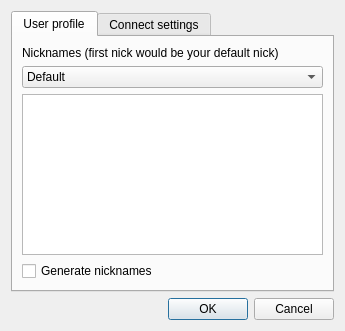
0xd34df00d/leechcraft, file src/plugins/azoth/plugins/acetamide/ircaccountconfigurationdialog.ui: the form before one commit.
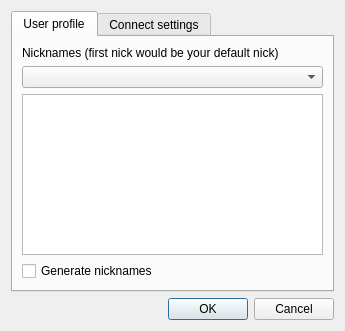
The form after the commit.

Commit message: Azoth Acetamide: add default irc account, some style code modifications.

Patch:
```diff
--- a/src/plugins/azoth/plugins/acetamide/ircaccountconfigurationdialog.ui
+++ b/src/plugins/azoth/plugins/acetamide/ircaccountconfigurationdialog.ui
@@ -42,13 +42,7 @@
         </widget>
        </item>
        <item row="1" column="0">
-        <widget class="QComboBox" name="Servers_">
-         <item>
-          <property name="text">
-           <string>Default</string>
-          </property>
-         </item>
-        </widget>
+        <widget class="QComboBox" name="Servers_"/>
        </item>
        <item row="2" column="0">
         <widget class="QPlainTextEdit" name="NickNames_">
```
The commit also changes 10 other files.
